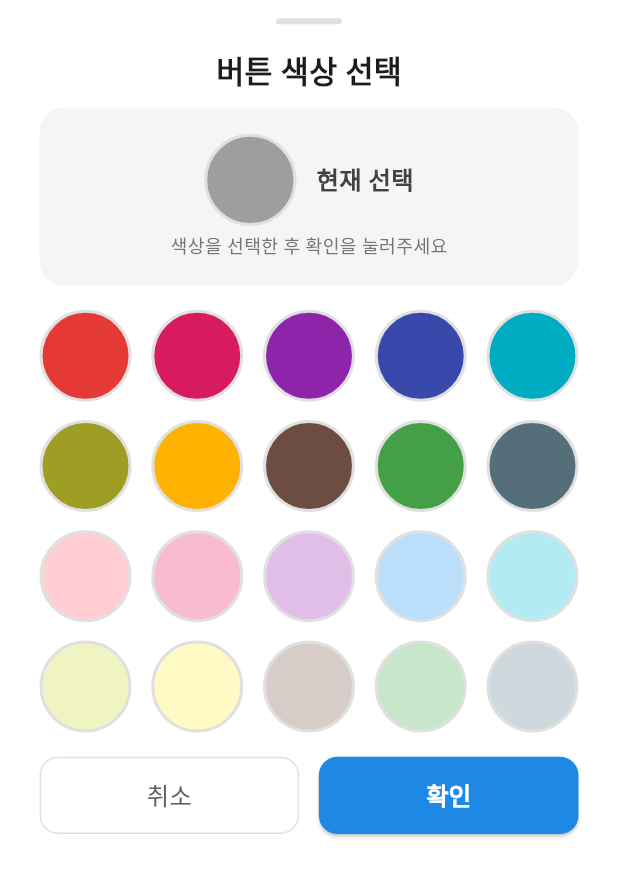
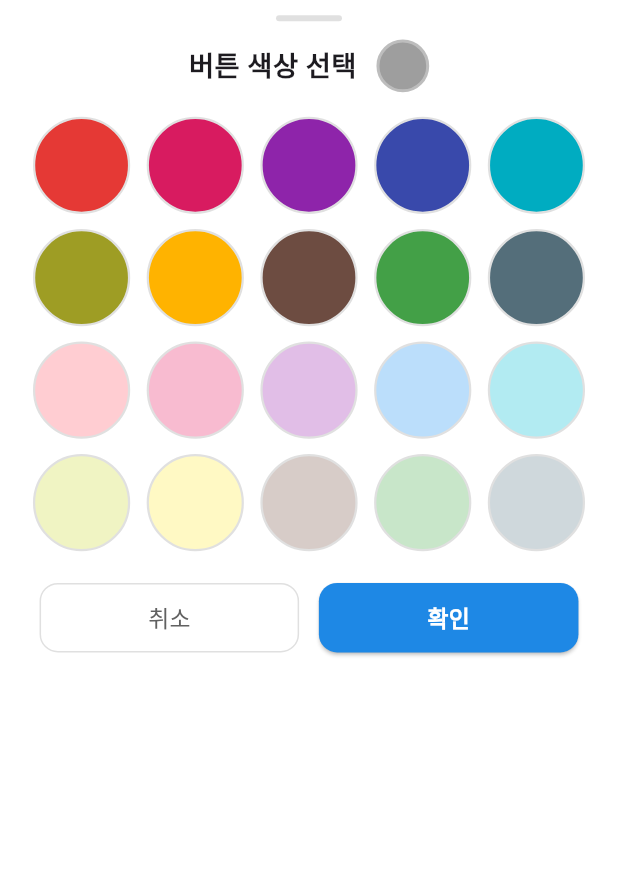
Before and after one commit to sunes26/quick_call, a Flutter app: the ColorPickerWidget widget shown alone on an empty page, opened directly with empty values, on a phone screen of 412 x 824 dp. Shown: the top 877 px of the screen. Run offline on Flutter 3.47's test engine with Material 3 defaults, Android fonts, the light colour scheme and no system bars; our stand-ins replace auto_size_text, flutter_contacts, flutter_screenutil, permission_handler, reorderable_grid_view, shared_preferences and 1 more; missing offline and left inert: flutter_phone_direct_caller; accounts and stored records are empty.

Commit message:
update_file

```diff
--- a/lib/widgets/color_picker_widget.dart
+++ b/lib/widgets/color_picker_widget.dart
@@ -66,9 +66,6 @@ class _ColorPickerWidgetState extends State<ColorPickerWidget> {
   @override
   Widget build(BuildContext context) {
     return Container(
-      constraints: BoxConstraints(
-        maxHeight: MediaQuery.of(context).size.height * 0.75,
-      ),
       decoration: BoxDecoration(
         color: Colors.white,
         borderRadius: BorderRadius.vertical(top: Radius.circular(20.r)),
@@ -78,7 +75,7 @@ class _ColorPickerWidgetState extends State<ColorPickerWidget> {
         children: [
           // 드래그 핸들
           Container(
-            margin: EdgeInsets.only(top: 12.h),
+            margin: EdgeInsets.only(top: 10.h),
             width: 40.w,
             height: 4.h,
             decoration: BoxDecoration(
@@ -86,60 +83,32 @@ class _ColorPickerWidgetState extends State<ColorPickerWidget> {
               borderRadius: BorderRadius.circular(2.r),
             ),
           ),
-          SizedBox(height: 16.h),
+          SizedBox(height: 12.h),
 
-          // 제목
+          // 제목 + 현재 선택 색상 (한 줄로 컴팩트하게)
+          Padding(
+            padding: EdgeInsets.symmetric(horizontal: 24.w),
+            child: Row(
+              mainAxisAlignment: MainAxisAlignment.center,
+              children: [
                 Text(
                   '버튼 색상 선택',
                   style: TextStyle(
-              fontSize: 20.sp,
+                    fontSize: 18.sp,
                     fontWeight: FontWeight.bold,
                   ),
                 ),
-          SizedBox(height: 8.h),
-
-          // 선택된 색상 미리보기
+                SizedBox(width: 12.w),
                 Container(
-            padding: EdgeInsets.all(16.w),
-            margin: EdgeInsets.symmetric(horizontal: 24.w),
-            decoration: BoxDecoration(
-              color: Colors.grey[100],
-              borderRadius: BorderRadius.circular(16.r),
-            ),
-            child: Column(
-              children: [
-                Row(
-                  mainAxisAlignment: MainAxisAlignment.center,
-                  children: [
-                    Container(
-                      width: 56.w,
-                      height: 56.w,
+                  width: 32.w,
+                  height: 32.w,
                   decoration: BoxDecoration(
                     color: _selectedColor,
                     shape: BoxShape.circle,
                     border: Border.all(
-                          color: Colors.grey[300]!,
+                      color: Colors.grey[400]!,
                       width: 2,
                     ),
-                      ),
-                    ),
-                    SizedBox(width: 12.w),
-                    Text(
-                      '현재 선택',
-                      style: TextStyle(
-                        fontSize: 16.sp,
-                        fontWeight: FontWeight.w600,
-                        color: Colors.grey[800],
-                      ),
-                    ),
-                  ],
-                ),
-                SizedBox(height: 4.h),
-                Text(
-                  '색상을 선택한 후 확인을 눌러주세요',
-                  style: TextStyle(
-                    fontSize: 12.sp,
-                    color: Colors.grey[600],
                   ),
                 ),
               ],
@@ -147,23 +116,21 @@ class _ColorPickerWidgetState extends State<ColorPickerWidget> {
           ),
           SizedBox(height: 16.h),
 
-          // 색상 그리드
-          Flexible(
-            child: SingleChildScrollView(
-              padding: EdgeInsets.symmetric(horizontal: 24.w),
+          // 색상 그리드 (스크롤 없이 한눈에)
+          Padding(
+            padding: EdgeInsets.symmetric(horizontal: 20.w),
             child: GridView.builder(
               shrinkWrap: true,
               physics: const NeverScrollableScrollPhysics(),
               gridDelegate: SliverGridDelegateWithFixedCrossAxisCount(
                 crossAxisCount: 5,
                 childAspectRatio: 1.0,
-                  crossAxisSpacing: 12.w,
-                  mainAxisSpacing: 12.h,
+                crossAxisSpacing: 10.w,
+                mainAxisSpacing: 10.h,
               ),
               itemCount: colorPalette.length,
               itemBuilder: (context, index) {
                 final color = colorPalette[index];
-                  // 🆕 색상 비교를 ARGB 값으로 변경
                 final isSelected = _selectedColor.red == color.red &&
                     _selectedColor.green == color.green &&
                     _selectedColor.blue == color.blue &&
@@ -178,44 +145,40 @@ class _ColorPickerWidgetState extends State<ColorPickerWidget> {
                       shape: BoxShape.circle,
                       border: Border.all(
                         color: isSelected ? Colors.blue[700]! : Colors.grey[300]!,
-                          width: isSelected ? 4 : 2,
+                        width: isSelected ? 3 : 1.5,
                       ),
                       boxShadow: isSelected
                           ? [
                               BoxShadow(
                                 color: Colors.blue.withOpacity(0.3),
-                                  blurRadius: 8,
+                                blurRadius: 6,
                                 offset: const Offset(0, 2),
                               ),
                             ]
                           : [],
                     ),
-                      child: Stack(
-                        alignment: Alignment.center,
-                        children: [
-                          // 선택 체크마크
-                          if (isSelected)
-                            Container(
-                              padding: EdgeInsets.all(4.w),
+                    child: isSelected
+                        ? Center(
+                            child: Container(
+                              padding: EdgeInsets.all(2.w),
                               decoration: const BoxDecoration(
                                 color: Colors.white,
                                 shape: BoxShape.circle,
                               ),
                               child: Icon(
                                 Icons.check,
-                                size: 20.sp,
+                                size: 16.sp,
                                 color: Colors.blue[700],
                               ),
                             ),
-                        ],
-                      ),
+                          )
+                        : null,
                   ),
                 );
               },
             ),
           ),
-          ),
-          SizedBox(height: 16.h),
+          SizedBox(height: 20.h),
 
           // 버튼들
           Padding(
@@ -227,7 +190,7 @@ class _ColorPickerWidgetState extends State<ColorPickerWidget> {
                   child: OutlinedButton(
                     onPressed: () => Navigator.pop(context),
                     style: OutlinedButton.styleFrom(
-                      padding: EdgeInsets.symmetric(vertical: 14.h),
+                      padding: EdgeInsets.symmetric(vertical: 12.h),
                       shape: RoundedRectangleBorder(
                         borderRadius: BorderRadius.circular(12.r),
                       ),
@@ -236,7 +199,7 @@ class _ColorPickerWidgetState extends State<ColorPickerWidget> {
                     child: Text(
                       '취소',
                       style: TextStyle(
-                        fontSize: 16.sp,
+                        fontSize: 15.sp,
                         color: Colors.grey[700],
                       ),
                     ),
@@ -251,7 +214,7 @@ class _ColorPickerWidgetState extends State<ColorPickerWidget> {
                       Navigator.pop(context, _selectedColor);
                     },
                     style: ElevatedButton.styleFrom(
-                      padding: EdgeInsets.symmetric(vertical: 14.h),
+                      padding: EdgeInsets.symmetric(vertical: 12.h),
                       shape: RoundedRectangleBorder(
                         borderRadius: BorderRadius.circular(12.r),
                       ),
@@ -260,7 +223,7 @@ class _ColorPickerWidgetState extends State<ColorPickerWidget> {
                     child: Text(
                       '확인',
                       style: TextStyle(
-                        fontSize: 16.sp,
+                        fontSize: 15.sp,
                         fontWeight: FontWeight.w600,
                         color: Colors.white,
                       ),
@@ -270,7 +233,7 @@ class _ColorPickerWidgetState extends State<ColorPickerWidget> {
               ],
             ),
           ),
-          SizedBox(height: 24.h),
+          SizedBox(height: 20.h),
         ],
       ),
     );
```
Also changed, not shown: lib/providers/speed_dial_provider.dart (+20 -0 lines), lib/screens/home_screen.dart (+123 -32 lines), 1 other file. Lines whose indentation alone changed are shown as unchanged.
